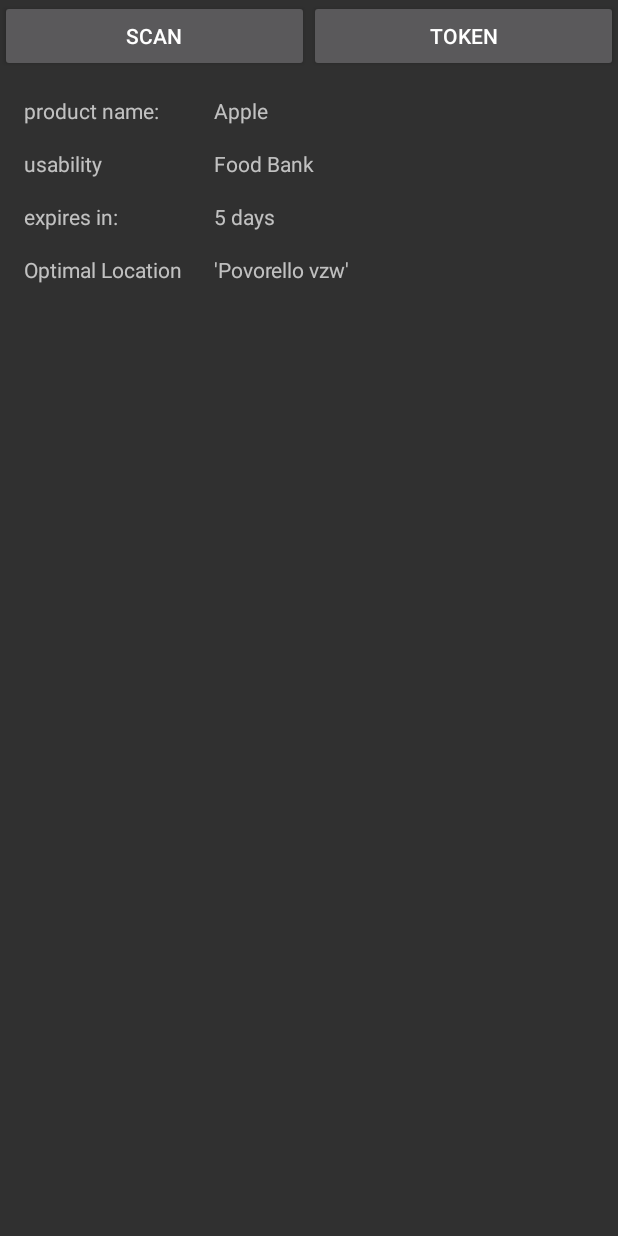
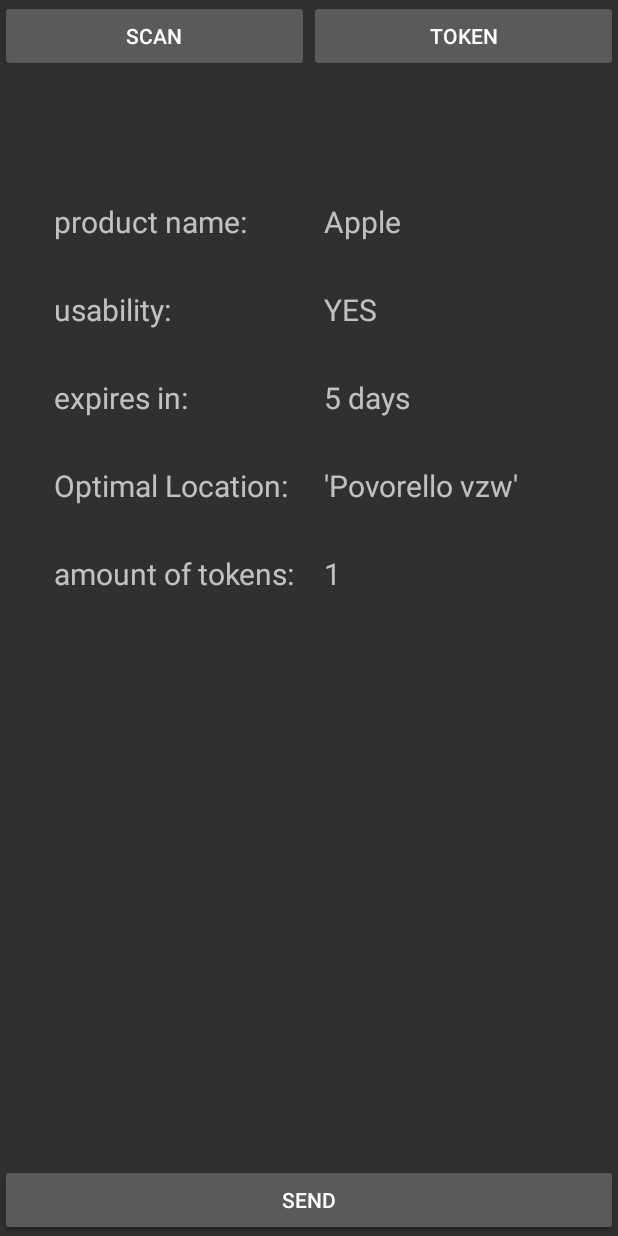
Before and after one commit to Jefwillems/IBMBluemixHackatonTeam10, an Android app: the screen it shows after launch (ResultActivity), after a tap on "CAPTURE", on a phone screen of 412 x 824 dp. Run offline under Robolectric (Android 15) with nearby library versions, the phone set to English and light mode, and no system bars.

Commit message:
layout scan/token application

```diff
--- a/BlueMixApp/NoWaste/app/src/main/java/jefwillems/xyz/nowaste/MainActivity.java
+++ b/BlueMixApp/NoWaste/app/src/main/java/jefwillems/xyz/nowaste/MainActivity.java
@@ -21,8 +21,8 @@ import java.io.File;
 import java.io.FileNotFoundException;
 
 public class MainActivity extends AppCompatActivity {
-    private GalleryHelper gHelper = new GalleryHelper(MainActivity.this);
-    private File imageFile;
+    //private GalleryHelper gHelper = new GalleryHelper(MainActivity.this);
+    //private File imageFile;
 
     protected void onCreate(Bundle savedInstanceState) {
         super.onCreate(savedInstanceState);
@@ -36,10 +36,10 @@ public class MainActivity extends AppCompatActivity {
 //                bitmap.compress(Bitmap.CompressFormat.JPEG, 100, stream);
 //                byte[] imageInByte = stream.toByteArray();
 //                ByteArrayInputStream bis = new ByteArrayInputStream(imageInByte);
-        ActivityCompat.requestPermissions(this,
+        /*ActivityCompat.requestPermissions(this,
                 new String[]{Manifest.permission.READ_EXTERNAL_STORAGE},
                 112);
-        gHelper.dispatchGalleryIntent();
+        gHelper.dispatchGalleryIntent();*/
 
     }
 
@@ -53,7 +53,7 @@ public class MainActivity extends AppCompatActivity {
         startActivity(intent);
     }
 
-    @Override
+    /*@Override
     protected void onActivityResult(int requestCode, int resultCode, Intent data) {
         super.onActivityResult(requestCode, resultCode, data);
         if (requestCode == GalleryHelper.PICK_IMAGE_REQUEST && resultCode == RESULT_OK) {
@@ -84,5 +84,5 @@ public class MainActivity extends AppCompatActivity {
             }
         });
 
-    }
+    }*/
 }
--- a/BlueMixApp/NoWaste/app/src/main/res/layout/activity_result.xml
+++ b/BlueMixApp/NoWaste/app/src/main/res/layout/activity_result.xml
@@ -7,14 +7,15 @@
     <LinearLayout
         android:layout_width="match_parent"
         android:layout_height="wrap_content"
-        android:orientation="horizontal">
+        android:orientation="horizontal"
+        android:paddingBottom="70dp">
 
         <Button
             android:layout_width="0dp"
             android:layout_height="wrap_content"
             android:layout_weight="1"
             android:onClick="goScanFromResult"
-            android:text="@string/scan" />
+            android:text="@string/scan"/>
 
         <Button
             android:layout_width="0dp"
@@ -29,19 +30,24 @@
         android:layout_height="wrap_content"
         android:layout_marginTop="16dp"
         android:paddingEnd="16dp"
-        android:paddingStart="16dp">
-
-        <TextView
-            android:layout_width="0dp"
-            android:layout_height="wrap_content"
-            android:layout_weight="1"
-            android:text="product name: " />
+        android:paddingStart="16dp"
+        android:paddingBottom="15dp">
 
         <TextView
             android:layout_width="0dp"
             android:layout_height="wrap_content"
             android:layout_weight="2"
-            android:text="Apple" />
+            android:text="product name: "
+            android:paddingLeft="20dp"
+            android:textSize="20dp"/>
+
+        <TextView
+            android:layout_width="0dp"
+            android:layout_height="wrap_content"
+            android:layout_weight="2"
+            android:text="Apple"
+            android:paddingLeft="10dp"
+            android:textSize="20dp"/>
     </LinearLayout>
 
     <LinearLayout
@@ -49,19 +55,24 @@
         android:layout_height="wrap_content"
         android:layout_marginTop="16dp"
         android:paddingEnd="16dp"
-        android:paddingStart="16dp">
-
-        <TextView
-            android:layout_width="0dp"
-            android:layout_height="wrap_content"
-            android:layout_weight="1"
-            android:text="usability" />
+        android:paddingStart="16dp"
+        android:paddingBottom="15dp">
 
         <TextView
             android:layout_width="0dp"
             android:layout_height="wrap_content"
             android:layout_weight="2"
-            android:text="Food Bank" />
+            android:text="usability:"
+            android:paddingLeft="20dp"
+            android:textSize="20dp"/>
+
+        <TextView
+            android:layout_width="0dp"
+            android:layout_height="wrap_content"
+            android:layout_weight="2"
+            android:text="YES"
+            android:paddingLeft="10dp"
+            android:textSize="20dp"/>
     </LinearLayout>
 
     <LinearLayout
@@ -69,19 +80,25 @@
         android:layout_height="wrap_content"
         android:layout_marginTop="16dp"
         android:paddingEnd="16dp"
-        android:paddingStart="16dp">
-
-        <TextView
-            android:layout_width="0dp"
-            android:layout_height="wrap_content"
-            android:layout_weight="1"
-            android:text="expires in: " />
+        android:paddingStart="16dp"
+        android:paddingBottom="15dp"
+        >
 
         <TextView
             android:layout_width="0dp"
             android:layout_height="wrap_content"
             android:layout_weight="2"
-            android:text="5 days" />
+            android:text="expires in: "
+            android:paddingLeft="20dp"
+            android:textSize="20dp"/>
+
+        <TextView
+            android:layout_width="0dp"
+            android:layout_height="wrap_content"
+            android:layout_weight="2"
+            android:text="5 days"
+            android:paddingLeft="10dp"
+            android:textSize="20dp"/>
     </LinearLayout>
 
     <LinearLayout
@@ -89,19 +106,63 @@
         android:layout_height="wrap_content"
         android:layout_marginTop="16dp"
         android:paddingEnd="16dp"
-        android:paddingStart="16dp">
+        android:paddingStart="16dp"
+        android:paddingBottom="15dp">
 
         <TextView
+            android:id="@+id/textView"
             android:layout_width="0dp"
             android:layout_height="wrap_content"
-            android:layout_weight="1"
-            android:text="Optimal Location" />
+            android:layout_weight="2"
+            android:text="Optimal Location:"
+            android:paddingLeft="20dp"
+            android:textSize="20dp"/>
 
         <TextView
             android:layout_width="0dp"
             android:layout_height="wrap_content"
             android:layout_weight="2"
-            android:text="'Povorello vzw'" />
+            android:text="'Povorello vzw'"
+            android:paddingLeft="10dp"
+            android:textSize="20dp"/>
     </LinearLayout>
 
+    <LinearLayout
+        android:layout_width="match_parent"
+        android:layout_height="wrap_content"
+        android:layout_marginTop="16dp"
+        android:paddingEnd="16dp"
+        android:paddingStart="16dp"
+        android:paddingBottom="15dp">
+
+        <TextView
+            android:layout_width="0dp"
+            android:layout_height="wrap_content"
+            android:layout_weight="2"
+            android:text="amount of tokens: "
+            android:paddingLeft="20dp"
+            android:textSize="20dp"/>
+
+        <TextView
+            android:layout_width="0dp"
+            android:layout_height="wrap_content"
+            android:layout_weight="2"
+            android:text="1"
+            android:paddingLeft="10dp"
+            android:textSize="20dp"/>
+    </LinearLayout>
+
+    <RelativeLayout xmlns:android="http://schemas.android.com/apk/res/android"
+        android:layout_width="match_parent"
+        android:layout_height="match_parent"
+        android:gravity="bottom">
+
+        <Button
+            android:id="@+id/button1"
+            android:layout_width="match_parent"
+            android:layout_height="wrap_content"
+            android:layout_alignParentLeft="true"
+            android:text="send" />
+
+    </RelativeLayout>
 </LinearLayout>
--- a/BlueMixApp/NoWaste/app/src/main/res/layout/activity_token.xml
+++ b/BlueMixApp/NoWaste/app/src/main/res/layout/activity_token.xml
@@ -28,40 +28,24 @@
         android:layout_height="wrap_content"
         android:layout_marginTop="16dp"
         android:paddingEnd="16dp"
-        android:paddingStart="16dp">
+        android:paddingStart="16dp"
+        android:paddingTop="70dp"
+        android:paddingBottom="15dp">
 
         <TextView
             android:layout_width="0dp"
             android:layout_height="wrap_content"
             android:layout_weight="1"
-            android:text="address: " />
-
-        <EditText
-            android:layout_width="0dp"
-            android:layout_height="wrap_content"
-            android:layout_weight="2"
-            android:text="0xA6fEBbFe2F3eF562BD11C4Ba7d"
-            android:textSize="14dp" />
-    </LinearLayout>
-
-    <LinearLayout
-        android:layout_width="match_parent"
-        android:layout_height="wrap_content"
-        android:layout_marginTop="16dp"
-        android:paddingEnd="16dp"
-        android:paddingStart="16dp">
+            android:text="company name: "
+            android:textSize="20dp"/>
 
         <TextView
             android:layout_width="0dp"
             android:layout_height="wrap_content"
             android:layout_weight="1"
-            android:text="company name: " />
-
-        <TextView
-            android:layout_width="0dp"
-            android:layout_height="wrap_content"
-            android:layout_weight="2"
-            android:text="Colruyt" />
+            android:text="Colruyt"
+            android:textSize="20dp"
+            android:paddingLeft="20dp"/>
     </LinearLayout>
 
 
@@ -70,19 +54,23 @@
         android:layout_height="wrap_content"
         android:layout_marginTop="16dp"
         android:paddingEnd="16dp"
-        android:paddingStart="16dp">
+        android:paddingStart="16dp"
+        android:paddingBottom="15dp">
 
         <TextView
             android:layout_width="0dp"
             android:layout_height="wrap_content"
             android:layout_weight="1"
-            android:text="Token amount: " />
+            android:text="Token amount: "
+            android:textSize="20dp"/>
 
         <TextView
             android:layout_width="0dp"
             android:layout_height="wrap_content"
-            android:layout_weight="2"
-            android:text="65" />
+            android:layout_weight="1"
+            android:text="65"
+            android:textSize="20dp"
+            android:paddingLeft="20dp"/>
     </LinearLayout>
 
 
```
